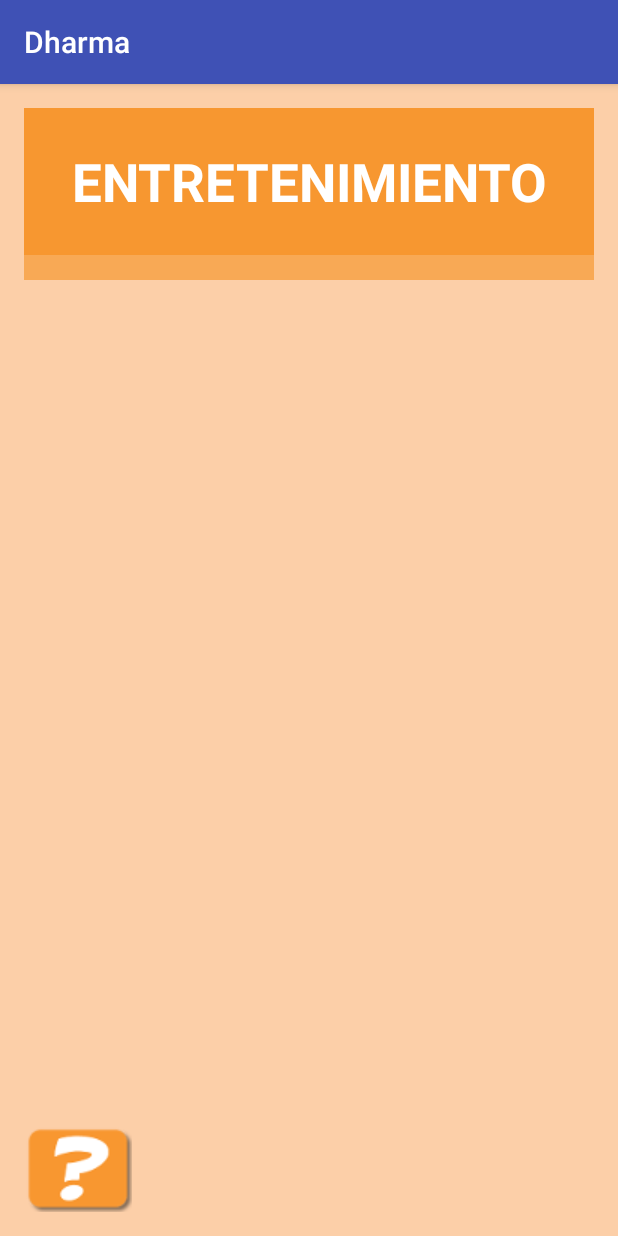
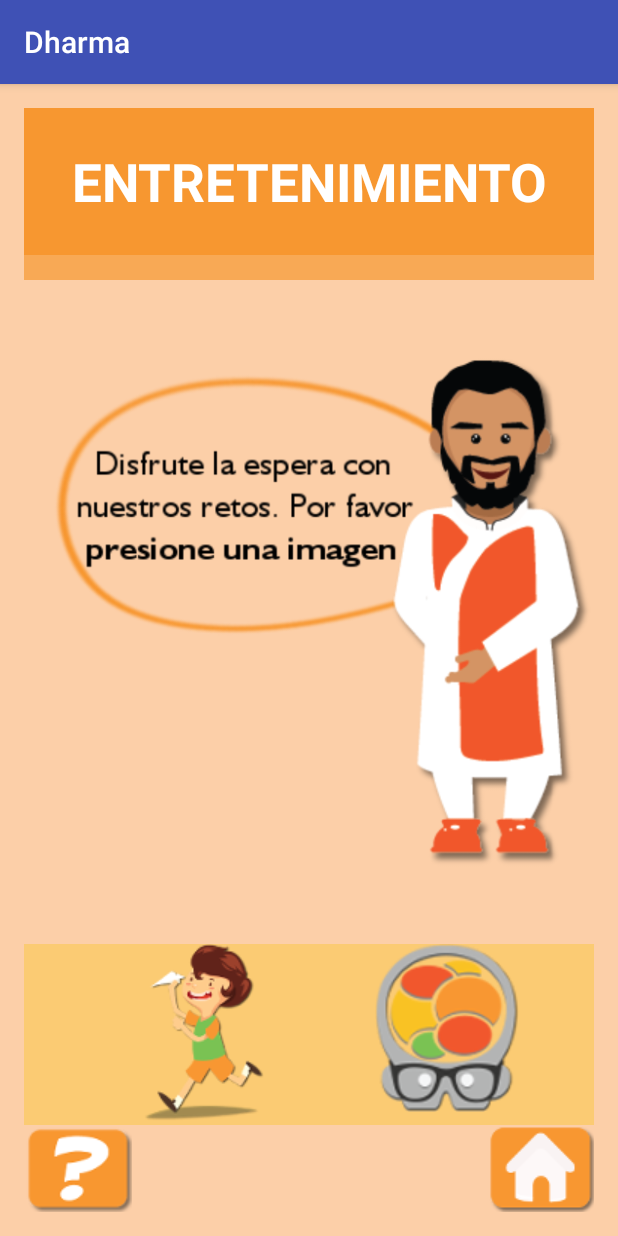
Before and after one commit to ronaldvenegasp/Dharma, an Android app: the Entretenimiento screen opened directly, with no data from a screen before it, on a phone screen of 412 x 824 dp. Run offline under Robolectric (Android 15) with nearby library versions, the phone set to English and light mode, and no system bars.

Commit message:
Pantalla entretenimiento lista. Actividades de retos para niños y para adultos agregadas y con configuración básica

```diff
--- a/app/src/main/AndroidManifest.xml
+++ b/app/src/main/AndroidManifest.xml
@@ -37,7 +37,9 @@
         <activity android:name=".HacerPedido" />
         <activity android:name=".Entretenimiento" />
         <activity android:name=".Pagar" />
-        <activity android:name=".Pqrs"></activity>
+        <activity android:name=".Pqrs" />
+        <activity android:name=".retos_ninos" />
+        <activity android:name=".retos_adultos"></activity>
     </application>
 
 </manifest>
--- a/app/src/main/java/com/example/personal/dharma/Entretenimiento.java
+++ b/app/src/main/java/com/example/personal/dharma/Entretenimiento.java
@@ -19,5 +19,29 @@ public class Entretenimiento extends AppCompatActivity {
                 startActivity(new Intent(Entretenimiento.this, Ayuda.class));
             }
         });
+
+        //Al tocar sobre la imagen de Retos para Niños, se pasa a la actividad retos_ninos de la aplicación
+        findViewById(R.id.retos_ninos).setOnClickListener(new View.OnClickListener() {
+            @Override
+            public void onClick(View v) {
+                startActivity(new Intent(Entretenimiento.this, retos_ninos.class));
+            }
+        });
+
+        //Al tocar sobre la imagen de Retos para Adultos, se pasa a la actividad retos_adultos de la aplicación
+        findViewById(R.id.retos_adultos).setOnClickListener(new View.OnClickListener() {
+            @Override
+            public void onClick(View v) {
+                startActivity(new Intent(Entretenimiento.this, retos_adultos.class));
+            }
+        });
+
+        //Al tocar sobre el botón de Menú Principal, se pasa a la actividad menu_principal de la aplicación
+        findViewById(R.id.menu_principal).setOnClickListener(new View.OnClickListener() {
+            @Override
+            public void onClick(View v) {
+                startActivity(new Intent(Entretenimiento.this, MenuPrincipal.class));
+            }
+        });
     }
 }
--- a/app/src/main/res/layout/activity_entretenimiento.xml
+++ b/app/src/main/res/layout/activity_entretenimiento.xml
@@ -50,4 +50,56 @@
         android:layout_alignParentBottom="true"
         android:layout_alignParentStart="true" />
 
+    <ImageView
+        android:layout_width="fill_parent"
+        android:layout_height="wrap_content"
+        android:id="@+id/imageView5"
+        android:layout_below="@+id/textView15"
+        android:layout_centerHorizontal="true"
+        android:src="@drawable/pantalla_entretenimiento"
+        android:layout_marginTop="-25dp"
+        android:layout_above="@+id/textView21" />
+
+    <TextView
+        android:layout_width="match_parent"
+        android:layout_height="wrap_content"
+        android:textAlignment="center"
+        android:textSize="40dp"
+        android:id="@+id/textView21"
+        android:textStyle="bold"
+        android:textColor="#FFFFFF"
+        android:background="#FBCB73"
+        android:padding="33dp"
+        android:password="false"
+        android:layout_above="@+id/boton_ayuda"
+        android:layout_centerHorizontal="true" />
+
+    <ImageView
+        android:layout_width="wrap_content"
+        android:layout_height="wrap_content"
+        android:id="@+id/retos_ninos"
+        android:layout_alignTop="@+id/textView21"
+        android:layout_alignParentStart="true"
+        android:src="@drawable/retos_ninos"
+        android:layout_marginLeft="80dp" />
+
+    <ImageView
+        android:layout_width="wrap_content"
+        android:layout_height="wrap_content"
+        android:id="@+id/retos_adultos"
+        android:src="@drawable/retos_adultos"
+        android:layout_alignTop="@+id/textView21"
+        android:layout_alignEnd="@+id/imageView5"
+        android:layout_marginRight="50dp" />
+
+    <ImageView
+        android:layout_width="wrap_content"
+        android:layout_height="wrap_content"
+        android:id="@+id/menu_principal"
+        android:padding="0dp"
+        android:scaleType="center"
+        android:src="@drawable/boton_menu_principal"
+        android:layout_alignParentBottom="true"
+        android:layout_alignEnd="@+id/textView21" />
+
 </RelativeLayout>
--- /dev/null
+++ b/app/src/main/res/values-w820dp/dimens.xml
@@ -0,0 +1,6 @@
+<resources>
+    <!-- Example customization of dimensions originally defined in res/values/dimens.xml
+         (such as screen margins) for screens with more than 820dp of available width. This
+         would include 7" and 10" devices in landscape (~960dp and ~1280dp respectively). -->
+    <dimen name="activity_horizontal_margin">64dp</dimen>
+</resources>
```
Also changed, not shown: app/src/main/java/com/example/personal/dharma/retos_adultos.java (added, +23 -0 lines), app/src/main/java/com/example/personal/dharma/retos_ninos.java (added, +23 -0 lines), app/src/main/res/layout/activity_retos_adultos.xml (added, +52 -0 lines), app/src/main/res/layout/activity_retos_ninos.xml (added, +51 -0 lines), app/src/main/res/drawable/boton_menu_principal.png (added), app/src/main/res/drawable/pantalla_entretenimiento.png (added), app/src/main/res/drawable/retos_adultos.png (added), app/src/main/res/drawable/retos_ninos.png (added), 1 other file.
